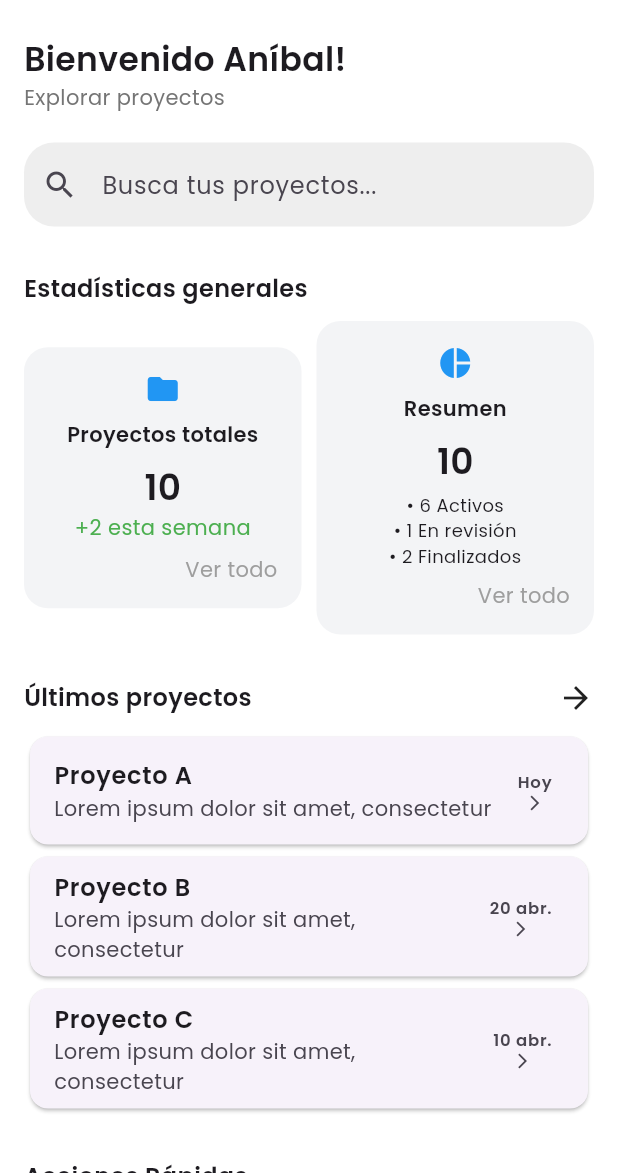
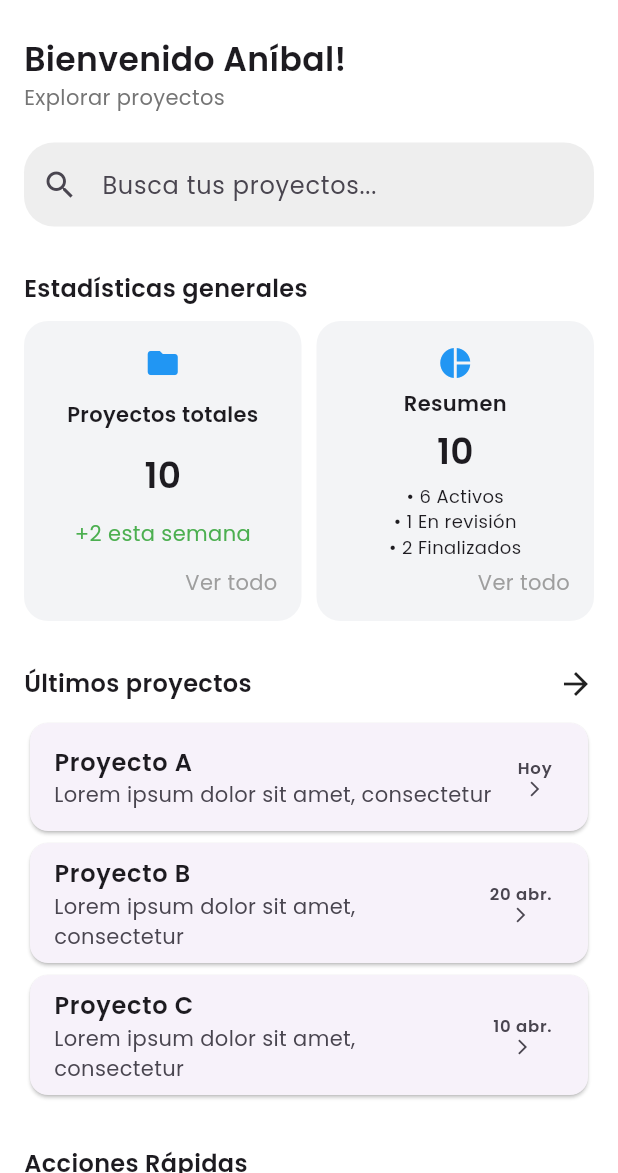
Before and after one commit to AlvaroAceval16/banco_de_proyectos, a Flutter app: the DashboardScreen screen opened directly, on a phone screen of 412 x 824 dp, the part 63-1236 px from its top. Run offline on Flutter 3.47's test engine with Material 3 defaults, Android fonts, the light colour scheme and no system bars; our stand-ins replace google_fonts.

Commit message:
Modificacion de Dashboard page

```diff
--- a/lib/main.dart
+++ b/lib/main.dart
@@ -1,3 +1,4 @@
+import 'package:banco_de_proyectos/pages/Dashboard_page.dart';
 import 'package:banco_de_proyectos/pages/form_empresa.dart';
 import 'package:banco_de_proyectos/pages/form_proyecto.dart';
 import 'package:banco_de_proyectos/pages/info_contacto-empresa.dart';
@@ -18,7 +19,7 @@ class MyApp extends StatelessWidget {
         textTheme: GoogleFonts.poppinsTextTheme(),
       ),
       title: 'Material App',
-      home: InfoContactoEmpresa(),
+      home: DashboardScreen(),
     );
   }
 }
--- a/lib/pages/Dashboard_page.dart
+++ b/lib/pages/Dashboard_page.dart
@@ -1,12 +1,10 @@
 import 'package:flutter/material.dart';
 
-//Crear el drawer(Menu lateral)
 class DashboardScreen extends StatelessWidget {
   @override
   Widget build(BuildContext context) {
     return Scaffold(
       backgroundColor: Colors.white,
-      //Appbar(la barrita de arriba donde va el titulo y el boton de la barra lateral) ya se puede copiar y pegar quiza hacer hasta componente.
       appBar: AppBar(
         automaticallyImplyLeading: false,
         backgroundColor: Colors.white,
@@ -15,7 +13,14 @@ class DashboardScreen extends StatelessWidget {
           children: [
             Icon(Icons.menu, color: Colors.black),
             SizedBox(width: 10),
-            Text("Banco de Proyectos", style: TextStyle(color: Colors.black, fontWeight: FontWeight.bold)),
+            Text(
+              "Banco de Proyectos",
+              style: TextStyle(
+                color: Colors.black,
+                fontWeight: FontWeight.bold,
+                fontFamily: 'Poppins',
+              ),
+            ),
           ],
         ),
       ),
@@ -24,8 +29,18 @@ class DashboardScreen extends StatelessWidget {
         child: Column(
           crossAxisAlignment: CrossAxisAlignment.start,
           children: [
-            Text("Bienvenido Aníbal!", style: TextStyle(fontSize: 22, fontWeight: FontWeight.bold)),
-            Text("Explorar proyectos", style: TextStyle(color: Colors.grey[600])),
+            Text(
+              "Bienvenido Aníbal!",
+              style: TextStyle(
+                fontSize: 22,
+                fontWeight: FontWeight.bold,
+                fontFamily: 'Poppins',
+              ),
+            ),
+            Text(
+              "Explorar proyectos",
+              style: TextStyle(color: Colors.grey[600], fontFamily: 'Poppins'),
+            ),
             SizedBox(height: 20),
             TextField(
               decoration: InputDecoration(
@@ -33,11 +48,20 @@ class DashboardScreen extends StatelessWidget {
                 prefixIcon: Icon(Icons.search),
                 filled: true,
                 fillColor: Colors.grey[200],
-                border: OutlineInputBorder(borderRadius: BorderRadius.circular(20), borderSide: BorderSide.none),
+                border: OutlineInputBorder(
+                    borderRadius: BorderRadius.circular(20),
+                    borderSide: BorderSide.none),
               ),
             ),
             SizedBox(height: 30),
-            Text("Estadísticas generales", style: TextStyle(fontWeight: FontWeight.bold, fontSize: 16)),
+            Text(
+              "Estadísticas generales",
+              style: TextStyle(
+                fontWeight: FontWeight.bold,
+                fontSize: 16,
+                fontFamily: 'Poppins',
+              ),
+            ),
             SizedBox(height: 10),
             Row(
               children: [
@@ -50,7 +74,14 @@ class DashboardScreen extends StatelessWidget {
             Row(
               mainAxisAlignment: MainAxisAlignment.spaceBetween,
               children: [
-                Text("Últimos proyectos", style: TextStyle(fontWeight: FontWeight.bold, fontSize: 16)),
+                Text(
+                  "Últimos proyectos",
+                  style: TextStyle(
+                    fontWeight: FontWeight.bold,
+                    fontSize: 16,
+                    fontFamily: 'Poppins',
+                  ),
+                ),
                 Icon(Icons.arrow_forward),
               ],
             ),
@@ -59,7 +90,14 @@ class DashboardScreen extends StatelessWidget {
             _projectItem("Proyecto B", "20 abr."),
             _projectItem("Proyecto C", "10 abr."),
             SizedBox(height: 30),
-            Text("Acciones Rápidas", style: TextStyle(fontWeight: FontWeight.bold, fontSize: 16)),
+            Text(
+              "Acciones Rápidas",
+              style: TextStyle(
+                fontWeight: FontWeight.bold,
+                fontSize: 16,
+                fontFamily: 'Poppins',
+              ),
+            ),
             SizedBox(height: 10),
             Row(
               children: [
@@ -77,21 +115,23 @@ class DashboardScreen extends StatelessWidget {
   Widget _statsCard(IconData icon, String title, String number, String subtitle) {
     return Expanded(
       child: Container(
+        height: 200,
         padding: EdgeInsets.all(16),
         decoration: BoxDecoration(
           color: Color(0xFFF3F4F6),
           borderRadius: BorderRadius.circular(16),
         ),
         child: Column(
+          mainAxisAlignment: MainAxisAlignment.spaceBetween,
           children: [
             Icon(icon, color: Colors.blue),
-            SizedBox(height: 8),
-            Text(title, style: TextStyle(fontWeight: FontWeight.bold)),
-            SizedBox(height: 8),
-            Text(number, style: TextStyle(fontSize: 24, fontWeight: FontWeight.bold)),
-            Text(subtitle, style: TextStyle(color: Colors.green)),
-            SizedBox(height: 8),
-            Align(alignment: Alignment.centerRight, child: Text("Ver todo", style: TextStyle(color: Colors.grey))),
+            Text(title, style: TextStyle(fontWeight: FontWeight.bold, fontFamily: 'Poppins')),
+            Text(number, style: TextStyle(fontSize: 24, fontWeight: FontWeight.bold, fontFamily: 'Poppins')),
+            Text(subtitle, style: TextStyle(color: Colors.green, fontFamily: 'Poppins')),
+            Align(
+              alignment: Alignment.centerRight,
+              child: Text("Ver todo", style: TextStyle(color: Colors.grey, fontFamily: 'Poppins')),
+            ),
           ],
         ),
       ),
@@ -101,22 +141,27 @@ class DashboardScreen extends StatelessWidget {
   Widget _summaryCard() {
     return Expanded(
       child: Container(
+        height: 200,
         padding: EdgeInsets.all(16),
         decoration: BoxDecoration(
           color: Color(0xFFF3F4F6),
           borderRadius: BorderRadius.circular(16),
         ),
         child: Column(
+          mainAxisAlignment: MainAxisAlignment.spaceBetween,
           children: [
             Icon(Icons.pie_chart, color: Colors.blue),
-            SizedBox(height: 8),
-            Text("Resumen", style: TextStyle(fontWeight: FontWeight.bold)),
-            SizedBox(height: 8),
-            Text("10", style: TextStyle(fontSize: 24, fontWeight: FontWeight.bold)),
-            SizedBox(height: 4),
-            Text("• 6 Activos\n• 1 En revisión\n• 2 Finalizados", textAlign: TextAlign.center, style: TextStyle(fontSize: 12)),
-            SizedBox(height: 8),
-            Align(alignment: Alignment.centerRight, child: Text("Ver todo", style: TextStyle(color: Colors.grey))),
+            Text("Resumen", style: TextStyle(fontWeight: FontWeight.bold, fontFamily: 'Poppins')),
+            Text("10", style: TextStyle(fontSize: 24, fontWeight: FontWeight.bold, fontFamily: 'Poppins')),
+            Text(
+              "• 6 Activos\n• 1 En revisión\n• 2 Finalizados",
+              textAlign: TextAlign.center,
+              style: TextStyle(fontSize: 12, fontFamily: 'Poppins'),
+            ),
+            Align(
+              alignment: Alignment.centerRight,
+              child: Text("Ver todo", style: TextStyle(color: Colors.grey, fontFamily: 'Poppins')),
+            ),
           ],
         ),
       ),
@@ -127,12 +172,12 @@ class DashboardScreen extends StatelessWidget {
     return Card(
       shape: RoundedRectangleBorder(borderRadius: BorderRadius.circular(12)),
       child: ListTile(
-        title: Text(title, style: TextStyle(fontWeight: FontWeight.bold)),
-        subtitle: Text("Lorem ipsum dolor sit amet, consectetur"),
+        title: Text(title, style: TextStyle(fontWeight: FontWeight.bold, fontFamily: 'Poppins')),
+        subtitle: Text("Lorem ipsum dolor sit amet, consectetur", style: TextStyle(fontFamily: 'Poppins')),
         trailing: Column(
           mainAxisAlignment: MainAxisAlignment.center,
           children: [
-            Text(date, style: TextStyle(fontWeight: FontWeight.w600)),
+            Text(date, style: TextStyle(fontWeight: FontWeight.w600, fontFamily: 'Poppins')),
             Icon(Icons.arrow_forward_ios, size: 12),
           ],
         ),
@@ -156,8 +201,8 @@ class DashboardScreen extends StatelessWidget {
               child: Column(
                 crossAxisAlignment: CrossAxisAlignment.start,
                 children: [
-                  Text(title, style: TextStyle(fontWeight: FontWeight.bold)),
-                  Text(subtitle, style: TextStyle(fontSize: 12, color: Colors.grey[700])),
+                  Text(title, style: TextStyle(fontWeight: FontWeight.bold, fontFamily: 'Poppins')),
+                  Text(subtitle, style: TextStyle(fontSize: 12, color: Colors.grey[700], fontFamily: 'Poppins')),
                 ],
               ),
             ),
```
